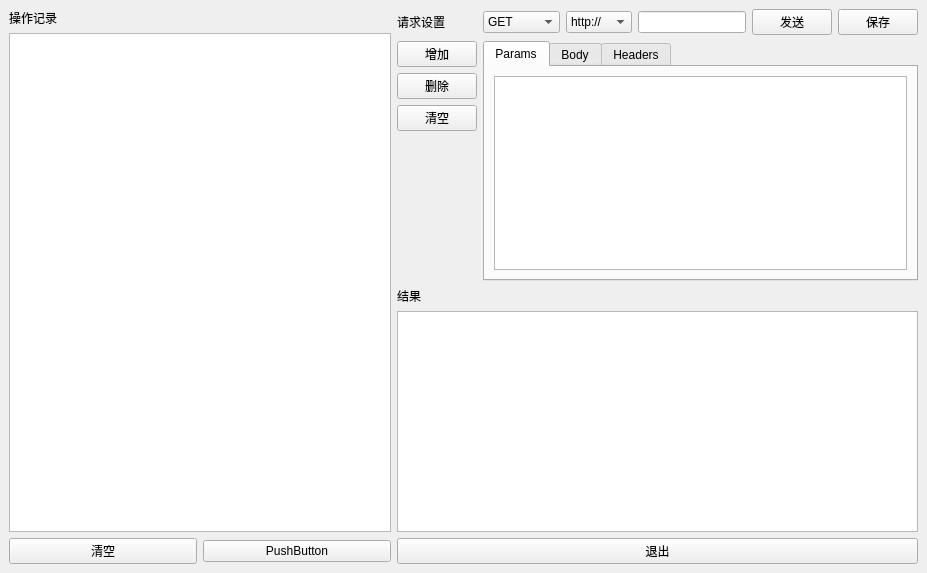
Old version of the form mypostman.ui in the repository only0322/MyPostman.
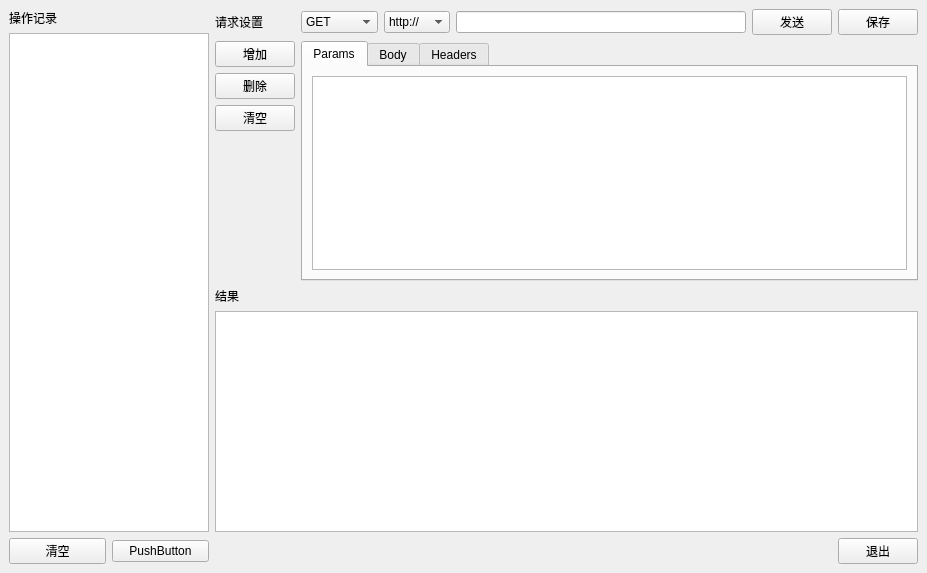
New version of the form. The open tabs and pages were chosen to show the change.

Commit message: 布局设计

What changed in the file:
```diff
--- a/mypostman.ui
+++ b/mypostman.ui
@@ -14,45 +14,51 @@
    <string>MyPostman</string>
   </property>
   <widget class="QWidget" name="centralwidget">
-   <layout class="QGridLayout" name="gridLayout_2">
+   <layout class="QGridLayout" name="gridLayout_6">
     <item row="0" column="0" rowspan="3">
-     <layout class="QVBoxLayout" name="verticalLayout" stretch="0,0,0">
-      <property name="sizeConstraint">
-       <enum>QLayout::SetDefaultConstraint</enum>
-      </property>
-      <property name="leftMargin">
-       <number>0</number>
-      </property>
-      <property name="topMargin">
-       <number>0</number>
-      </property>
-      <item>
-       <widget class="QLabel" name="label_history">
-        <property name="text">
-         <string>操作记录</string>
-        </property>
-       </widget>
-      </item>
-      <item>
-       <widget class="QListWidget" name="listWidget"/>
-      </item>
-      <item>
-       <layout class="QHBoxLayout" name="horizontalLayout">
-        <item>
+     <layout class="QGridLayout" name="gridLayout_2">
+      <item row="2" column="0">
          <widget class="QPushButton" name="btn_Listclear">
+        <property name="maximumSize">
+         <size>
+          <width>100</width>
+          <height>16777215</height>
+         </size>
+        </property>
           <property name="text">
            <string>清空</string>
           </property>
          </widget>
         </item>
-        <item>
+      <item row="1" column="0" colspan="2">
+       <widget class="QListWidget" name="listWidget">
+        <property name="maximumSize">
+         <size>
+          <width>200</width>
+          <height>16777215</height>
+         </size>
+        </property>
+       </widget>
+      </item>
+      <item row="2" column="1">
          <widget class="QPushButton" name="pushButton_2">
+        <property name="maximumSize">
+         <size>
+          <width>100</width>
+          <height>16777215</height>
+         </size>
+        </property>
           <property name="text">
            <string>PushButton</string>
           </property>
          </widget>
         </item>
-       </layout>
+      <item row="0" column="0">
+       <widget class="QLabel" name="label_history">
+        <property name="text">
+         <string>操作记录</string>
+        </property>
+       </widget>
       </item>
      </layout>
     </item>
@@ -245,11 +251,34 @@
      </layout>
     </item>
     <item row="2" column="1">
+     <layout class="QHBoxLayout" name="horizontalLayout">
+      <item>
+       <spacer name="horizontalSpacer">
+        <property name="orientation">
+         <enum>Qt::Horizontal</enum>
+        </property>
+        <property name="sizeHint" stdset="0">
+         <size>
+          <width>40</width>
+          <height>20</height>
+         </size>
+        </property>
+       </spacer>
+      </item>
+      <item>
      <widget class="QPushButton" name="btn_exit">
+        <property name="maximumSize">
+         <size>
+          <width>100</width>
+          <height>16777215</height>
+         </size>
+        </property>
       <property name="text">
        <string>退出</string>
       </property>
      </widget>
+      </item>
+     </layout>
     </item>
    </layout>
   </widget>
```
Left out of the diff: 2 changed lines with no effect on the pictures. Lines whose indentation alone changed are shown as unchanged.
